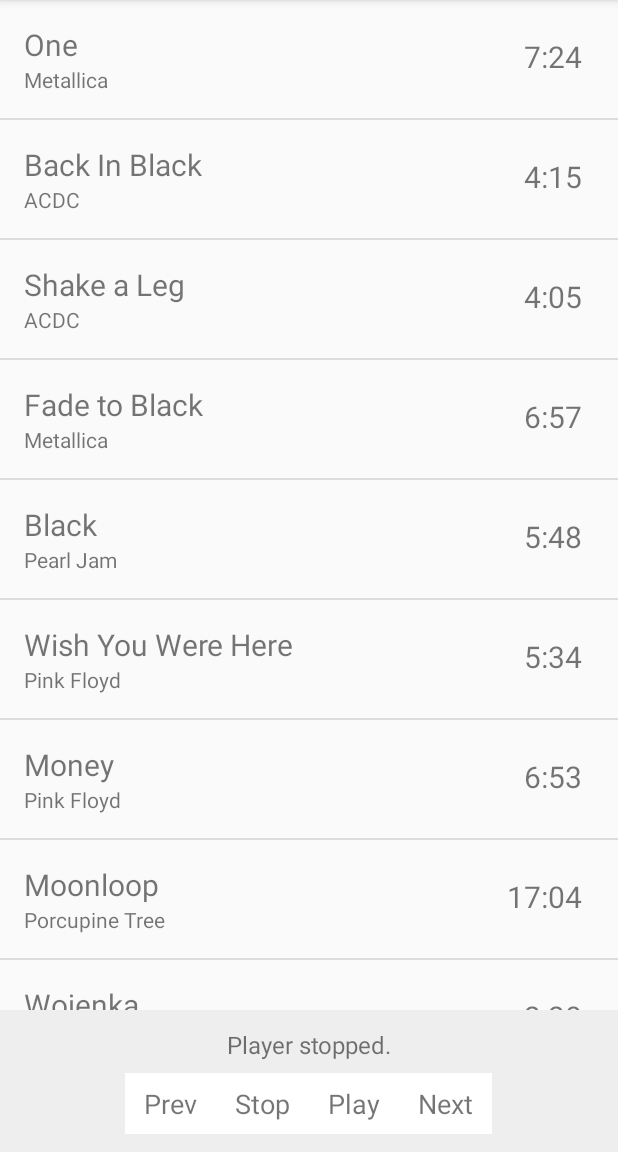
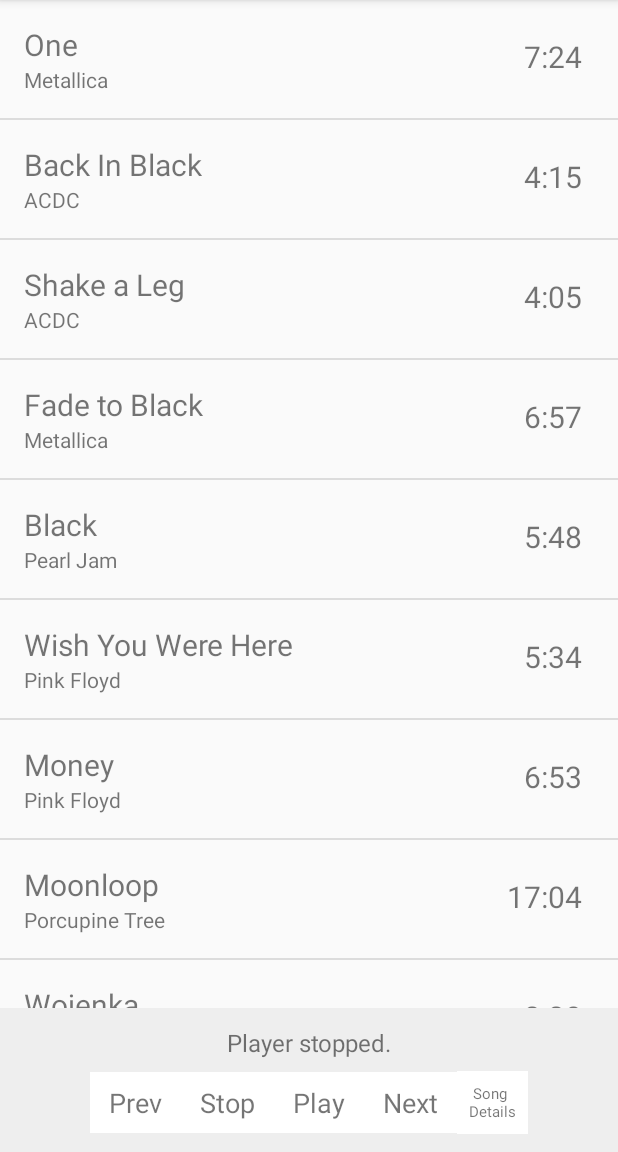
Before and after one commit to izorkus/MyMusicPlayerApp, an Android app: the screen it shows after launch (MainActivity), on a phone screen of 412 x 824 dp, the part 84-1236 px from its top. Run offline under Robolectric (Android 15) with nearby library versions, the phone set to English and light mode, and no system bars.

Commit message:
0.2 beta

```diff
--- a/app/src/main/AndroidManifest.xml
+++ b/app/src/main/AndroidManifest.xml
@@ -12,10 +12,14 @@
         <activity android:name=".MainActivity">
             <intent-filter>
                 <action android:name="android.intent.action.MAIN" />
+
                 <category android:name="android.intent.category.LAUNCHER" />
             </intent-filter>
         </activity>
-
+        <activity
+            android:name=".SongDetails"
+            android:label="Song Details">
+        </activity>
     </application>
 
 </manifest>
--- a/app/src/main/java/com/example/root/mymusicplayerapp/MainActivity.java
+++ b/app/src/main/java/com/example/root/mymusicplayerapp/MainActivity.java
@@ -1,5 +1,6 @@
 package com.example.root.mymusicplayerapp;
 
+import android.content.Intent;
 import android.support.v7.app.AppCompatActivity;
 import android.os.Bundle;
 import android.view.View;
@@ -107,23 +108,17 @@ public class MainActivity extends AppCompatActivity {
             }
         });
 
+        // OnClickListener for song details
+        TextView numbers = (TextView) findViewById(R.id.infoButton);
 
-        // OnClickListener for song details
-        // Find the View that shows the numbers category
-        //       TextView numbers = (TextView) findViewById(R.id.numbers);
-
-        // Set a click listener on that View
-        //       numbers.setOnClickListener(new OnClickListener() {
-        // The code in this method will be executed when the numbers category is clicked on.
-        //           @Override
-        //           public void onClick(View view) {
-        // Create a new intent to open the {@link NumbersActivity}
-//                Intent numbersIntent = new Intent(MainActivity.this, NumbersActivity.class);
-
-        // Start the new activity
-//                startActivity(numbersIntent);
-        //           }
-        //       });
+        numbers.setOnClickListener(new View.OnClickListener() {
+            @Override
+            public void onClick(View view) {
+                Intent detailsIntent = new Intent(MainActivity.this, SongDetails.class);
+                detailsIntent.putExtra("name", player.getIndex());
+                startActivity(detailsIntent);
+            }
+        });
 
     }
 }
--- a/app/src/main/java/com/example/root/mymusicplayerapp/SongPlayer.java
+++ b/app/src/main/java/com/example/root/mymusicplayerapp/SongPlayer.java
@@ -40,6 +40,10 @@ public class SongPlayer {
         mIndexSong = index;
     }
 
+    public int getIndex(){
+        return mIndexSong;
+    }
+
     public boolean isPlaying(){
         return mIsPlaying;
     }
--- a/app/src/main/res/layout/activity_main.xml
+++ b/app/src/main/res/layout/activity_main.xml
@@ -12,7 +12,8 @@
         android:layout_width="match_parent"
         android:layout_height="match_parent"
         android:layout_alignParentStart="true"
-        android:layout_alignParentTop="true" />
+        android:layout_alignParentTop="true"
+        android:layout_alignParentLeft="true" />
 
     <LinearLayout
         android:id="@+id/footer"
@@ -22,7 +23,8 @@
         android:layout_alignParentStart="true"
         android:orientation="vertical"
         android:background="#EEE"
-        android:padding="8dp">
+        android:padding="8dp"
+        android:layout_alignParentLeft="true">
 
         <TextView
             android:id="@+id/nowPlaying"
@@ -37,18 +39,17 @@
         <LinearLayout
             android:layout_width="match_parent"
             android:layout_height="wrap_content"
+            android:background="#EEE"
             android:gravity="center"
             android:orientation="horizontal"
-            android:background="#EEE"
             android:padding="4dp">
 
             <TextView
                 android:id="@+id/prevButton"
                 android:layout_width="wrap_content"
                 android:layout_height="wrap_content"
-                android:layout_gravity="left"
+                android:background="#FFF"
                 android:padding="8dp"
-                android:background="#FFF"
                 android:textSize="18dp"
                 tools:text="Prev" />
 
@@ -56,28 +57,37 @@
                 android:id="@+id/stopButton"
                 android:layout_width="wrap_content"
                 android:layout_height="wrap_content"
+                android:background="#FFF"
                 android:padding="8dp"
                 android:textSize="18dp"
-                android:background="#FFF"
                 tools:text="Stop" />
 
             <TextView
                 android:id="@+id/playButton"
                 android:layout_width="wrap_content"
                 android:layout_height="wrap_content"
+                android:background="#FFF"
                 android:padding="8dp"
                 android:textSize="18dp"
-                android:background="#FFF"
                 tools:text="Play" />
 
             <TextView
                 android:id="@+id/nextButton"
                 android:layout_width="wrap_content"
                 android:layout_height="wrap_content"
+                android:background="#FFF"
                 android:padding="8dp"
                 android:textSize="18dp"
+                tools:text="Next" />
+
+            <TextView
+                android:id="@+id/infoButton"
+                android:layout_width="wrap_content"
+                android:layout_height="wrap_content"
                 android:background="#FFF"
-                tools:text="Next" />
+                android:padding="8dp"
+                android:textSize="9.68dp"
+                android:text=" Song\nDetails" />
 
         </LinearLayout>
 
```
Also changed, not shown: app/src/main/java/com/example/root/mymusicplayerapp/SongDetails.java (added, +49 -0 lines), app/src/main/res/layout/activity_song_details.xml (added, +58 -0 lines).
